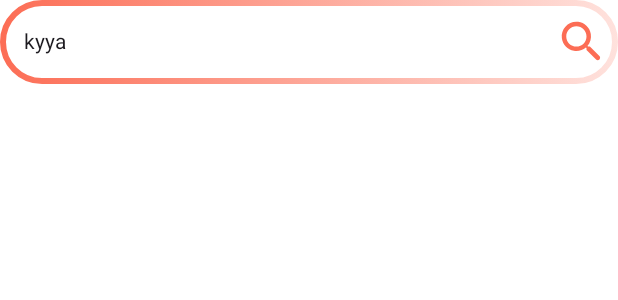
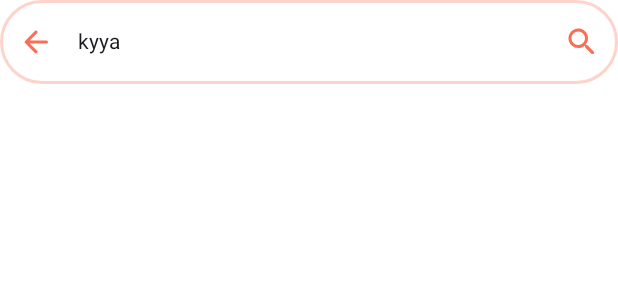
Before and after one commit to sarfrazryenpsd/bondhub, an Android app built with Jetpack Compose: the @Preview function SearchFieldPrev, on a phone screen of 412 x 824 dp. Shown: the top 300 px of the screen. Run offline under Robolectric (Android 15) with nearby library versions, the phone set to English and light mode, and no system bars.

```diff
--- a/app/src/main/java/com/ryen/bondhub/presentation/components/SearchField.kt
+++ b/app/src/main/java/com/ryen/bondhub/presentation/components/SearchField.kt
@@ -4,11 +4,16 @@ import androidx.compose.animation.AnimatedVisibility
 import androidx.compose.foundation.BorderStroke
 import androidx.compose.foundation.border
 import androidx.compose.foundation.layout.fillMaxWidth
+import androidx.compose.foundation.layout.padding
 import androidx.compose.foundation.layout.size
 import androidx.compose.foundation.shape.RoundedCornerShape
 import androidx.compose.material.icons.Icons
+import androidx.compose.material.icons.automirrored.rounded.ArrowBack
+import androidx.compose.material.icons.rounded.ArrowBack
 import androidx.compose.material.icons.rounded.Search
 import androidx.compose.material3.Icon
+import androidx.compose.material3.IconButton
+import androidx.compose.material3.Text
 import androidx.compose.material3.TextField
 import androidx.compose.material3.TextFieldDefaults
 import androidx.compose.runtime.Composable
@@ -22,39 +27,45 @@ import com.ryen.bondhub.presentation.theme.Primary
 @Composable
 fun SearchField(
     searchText: String,
+    onValueChange: (String) -> Unit,
+    onBackClick: () -> Unit,
+    onSearchClick: () -> Unit
 ) {
     TextField(
         value = searchText,
-            onValueChange = {
-
+        onValueChange = onValueChange,
+        placeholder = { Text("Search messages") },
+        leadingIcon = {
+            IconButton(onClick = onBackClick) {
+                Icon(
+                    imageVector = Icons.AutoMirrored.Rounded.ArrowBack,
+                    contentDescription = "Back",
+                    tint = Primary
+                )
+            }
         },
         trailingIcon = {
+            IconButton(onClick = onSearchClick) {
                 Icon(
                     imageVector = Icons.Rounded.Search,
                     contentDescription = "Search",
-                    tint = Primary,
-                    modifier = Modifier.size(36.dp)
+                    tint = Primary
                 )
+            }
         },
         modifier = Modifier
             .fillMaxWidth()
             .border(
-                    BorderStroke(
-                        width = 4.dp,
-                        brush = Brush.horizontalGradient(
-                            listOf(
-                                Primary,
-                                Primary.copy(alpha = 0.2f)
-                            )
-                        )
-                    ),
+                width = 2.dp,
+                color = Primary.copy(alpha = 0.3f),
                 shape = RoundedCornerShape(50)
             ),
+        shape = RoundedCornerShape(50),
         colors = TextFieldDefaults.colors(
             focusedContainerColor = Color.Transparent,
-                focusedIndicatorColor = Primary,
-                unfocusedIndicatorColor = Color.Transparent,
             unfocusedContainerColor = Color.Transparent,
+            focusedIndicatorColor = Color.Transparent,
+            unfocusedIndicatorColor = Color.Transparent
         )
     )
 }
@@ -64,5 +75,8 @@ fun SearchField(
 private fun SearchFieldPrev() {
     SearchField(
         searchText = "kyya",
+        onValueChange = {},
+        onBackClick = {},
+        onSearchClick = {}
     )
 }
```
Also changed, not shown: app/src/main/java/com/ryen/bondhub/presentation/components/ChatScreenContent.kt (added, +93 -0 lines), app/src/main/java/com/ryen/bondhub/presentation/components/UserAndSearchRow.kt (+36 -28 lines). Lines whose indentation alone changed are shown as unchanged.
